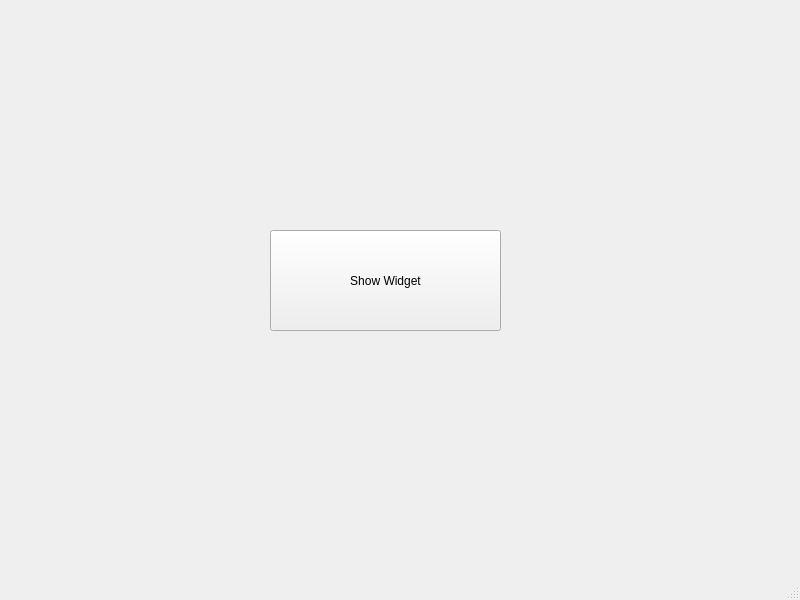
The window that MainWindow.ui (University-of-Utah-CS3505/a9-edu-app-jakecolacoo) describes before a commit, drawn with Qt 5.
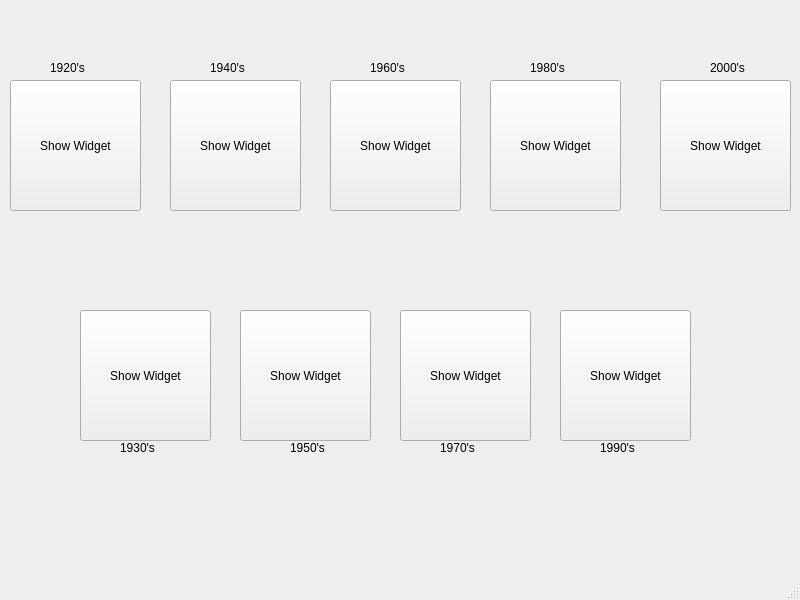
The same window after the commit.

Commit message: Added basic outline for menu UI

What changed in the file:
```diff
--- a/MainWindow.ui
+++ b/MainWindow.ui
@@ -17,16 +17,237 @@
    <widget class="QPushButton" name="pushButton">
     <property name="geometry">
      <rect>
-      <x>270</x>
-      <y>230</y>
-      <width>231</width>
-      <height>101</height>
+      <x>10</x>
+      <y>80</y>
+      <width>131</width>
+      <height>131</height>
      </rect>
     </property>
     <property name="text">
      <string>Show Widget</string>
     </property>
    </widget>
+   <widget class="QPushButton" name="pushButton_2">
+    <property name="geometry">
+     <rect>
+      <x>80</x>
+      <y>310</y>
+      <width>131</width>
+      <height>131</height>
+     </rect>
+    </property>
+    <property name="text">
+     <string>Show Widget</string>
+    </property>
+   </widget>
+   <widget class="QPushButton" name="pushButton_3">
+    <property name="geometry">
+     <rect>
+      <x>170</x>
+      <y>80</y>
+      <width>131</width>
+      <height>131</height>
+     </rect>
+    </property>
+    <property name="text">
+     <string>Show Widget</string>
+    </property>
+   </widget>
+   <widget class="QPushButton" name="pushButton_4">
+    <property name="geometry">
+     <rect>
+      <x>240</x>
+      <y>310</y>
+      <width>131</width>
+      <height>131</height>
+     </rect>
+    </property>
+    <property name="text">
+     <string>Show Widget</string>
+    </property>
+   </widget>
+   <widget class="QPushButton" name="pushButton_5">
+    <property name="geometry">
+     <rect>
+      <x>330</x>
+      <y>80</y>
+      <width>131</width>
+      <height>131</height>
+     </rect>
+    </property>
+    <property name="text">
+     <string>Show Widget</string>
+    </property>
+   </widget>
+   <widget class="QPushButton" name="pushButton_6">
+    <property name="geometry">
+     <rect>
+      <x>400</x>
+      <y>310</y>
+      <width>131</width>
+      <height>131</height>
+     </rect>
+    </property>
+    <property name="text">
+     <string>Show Widget</string>
+    </property>
+   </widget>
+   <widget class="QPushButton" name="pushButton_7">
+    <property name="geometry">
+     <rect>
+      <x>490</x>
+      <y>80</y>
+      <width>131</width>
+      <height>131</height>
+     </rect>
+    </property>
+    <property name="text">
+     <string>Show Widget</string>
+    </property>
+   </widget>
+   <widget class="QPushButton" name="pushButton_8">
+    <property name="geometry">
+     <rect>
+      <x>560</x>
+      <y>310</y>
+      <width>131</width>
+      <height>131</height>
+     </rect>
+    </property>
+    <property name="text">
+     <string>Show Widget</string>
+    </property>
+   </widget>
+   <widget class="QPushButton" name="pushButton_9">
+    <property name="geometry">
+     <rect>
+      <x>660</x>
+      <y>80</y>
+      <width>131</width>
+      <height>131</height>
+     </rect>
+    </property>
+    <property name="text">
+     <string>Show Widget</string>
+    </property>
+   </widget>
+   <widget class="QLabel" name="label">
+    <property name="geometry">
+     <rect>
+      <x>50</x>
+      <y>60</y>
+      <width>58</width>
+      <height>16</height>
+     </rect>
+    </property>
+    <property name="text">
+     <string>1920's</string>
+    </property>
+   </widget>
+   <widget class="QLabel" name="label_2">
+    <property name="geometry">
+     <rect>
+      <x>120</x>
+      <y>440</y>
+      <width>58</width>
+      <height>16</height>
+     </rect>
+    </property>
+    <property name="text">
+     <string>1930's</string>
+    </property>
+   </widget>
+   <widget class="QLabel" name="label_3">
+    <property name="geometry">
+     <rect>
+      <x>210</x>
+      <y>60</y>
+      <width>58</width>
+      <height>16</height>
+     </rect>
+    </property>
+    <property name="text">
+     <string>1940's</string>
+    </property>
+   </widget>
+   <widget class="QLabel" name="label_4">
+    <property name="geometry">
+     <rect>
+      <x>370</x>
+      <y>60</y>
+      <width>58</width>
+      <height>16</height>
+     </rect>
+    </property>
+    <property name="text">
+     <string>1960's</string>
+    </property>
+   </widget>
+   <widget class="QLabel" name="label_5">
+    <property name="geometry">
+     <rect>
+      <x>530</x>
+      <y>60</y>
+      <width>58</width>
+      <height>16</height>
+     </rect>
+    </property>
+    <property name="text">
+     <string>1980's</string>
+    </property>
+   </widget>
+   <widget class="QLabel" name="label_6">
+    <property name="geometry">
+     <rect>
+      <x>710</x>
+      <y>60</y>
+      <width>58</width>
+      <height>16</height>
+     </rect>
+    </property>
+    <property name="text">
+     <string>2000's</string>
+    </property>
+   </widget>
+   <widget class="QLabel" name="label_7">
+    <property name="geometry">
+     <rect>
+      <x>290</x>
+      <y>440</y>
+      <width>58</width>
+      <height>16</height>
+     </rect>
+    </property>
+    <property name="text">
+     <string>1950's</string>
+    </property>
+   </widget>
+   <widget class="QLabel" name="label_8">
+    <property name="geometry">
+     <rect>
+      <x>440</x>
+      <y>440</y>
+      <width>58</width>
+      <height>16</height>
+     </rect>
+    </property>
+    <property name="text">
+     <string>1970's</string>
+    </property>
+   </widget>
+   <widget class="QLabel" name="label_9">
+    <property name="geometry">
+     <rect>
+      <x>600</x>
+      <y>440</y>
+      <width>58</width>
+      <height>16</height>
+     </rect>
+    </property>
+    <property name="text">
+     <string>1990's</string>
+    </property>
+   </widget>
   </widget>
   <widget class="QMenuBar" name="menubar">
    <property name="geometry">
```
Left out of the diff: 2 changed lines with no effect on the pictures. The commit also changes 2 other files.
